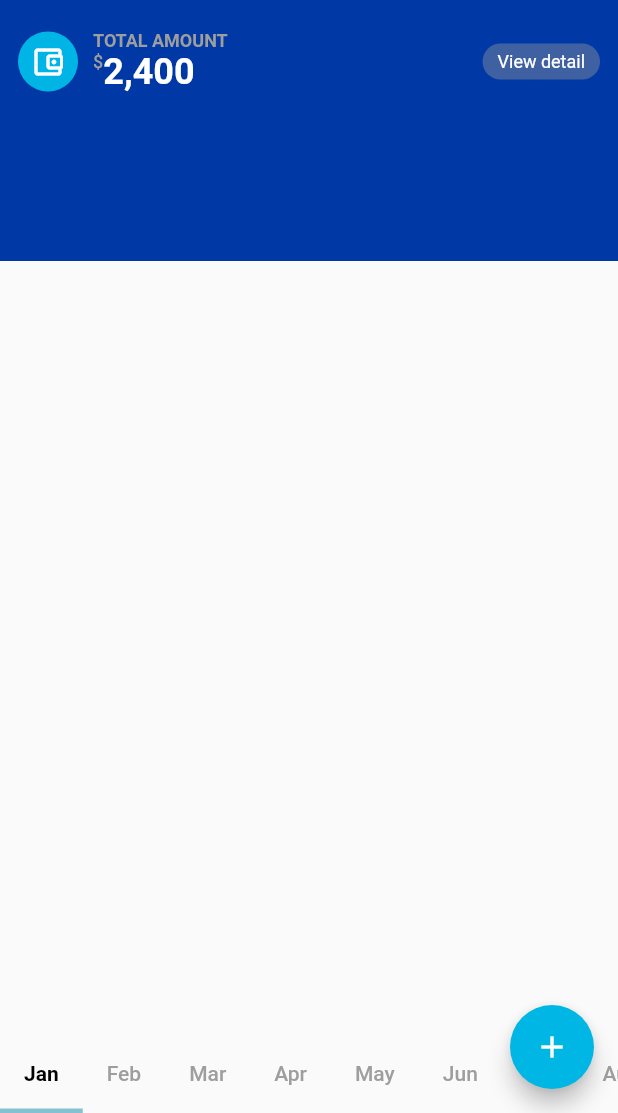
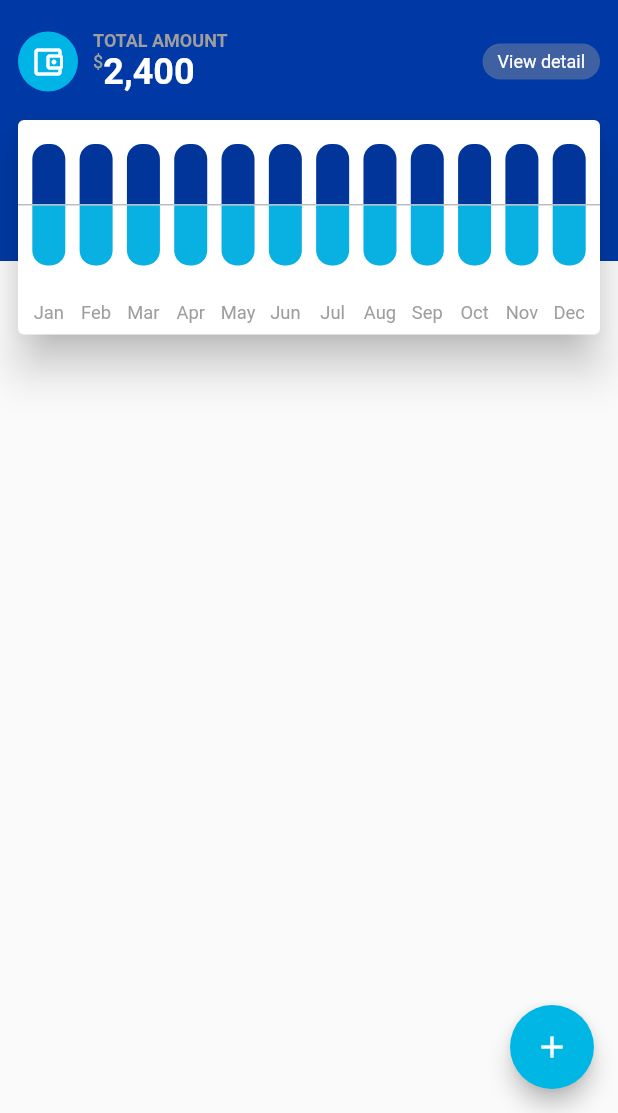
Before and after one commit to KubanychbekovT/cash_manager, a Flutter app: the screen it shows after launch, on a phone screen of 412 x 824 dp, the part 123-1236 px from its top. Run offline on Flutter 3.47's test engine with Material 2 defaults, Android fonts, the phone set to English and light mode, and no system bars.

Commit message:
fit(ui): add income_expense_page

```diff
--- a/lib/presentation/transaction/transaction_page.dart
+++ b/lib/presentation/transaction/transaction_page.dart
@@ -1,5 +1,6 @@
 import 'package:cash_manager/presentation/core/widgets/custom_scaffold.dart';
-import 'package:cash_manager/presentation/expense/expense_page.dart';
+import 'package:cash_manager/presentation/transaction/expense/expense_page.dart';
+import 'package:cash_manager/presentation/transaction/widgets/income_expense_chart.dart';
 import 'package:flutter/material.dart';
 
 
@@ -173,32 +174,34 @@ class _TransactionPageState extends State<TransactionPage>
                           ),
                         ),
                       )),
-                  // Positioned(
-                  //     top: 150,
-                  //     right: 0,
-                  //     left: 0,
-                  //     child: Padding(
-                  //       padding: const EdgeInsets.all(8.0),
-                  //       child: IncomeExpenseChart(),
-                  //     )),
+
+                  Positioned(
+                      top: 150,
+                      right: 0,
+                      left: 0,
+                      child: Padding(
+                        padding: const EdgeInsets.all(8.0),
+                        child: IncomeExpenseChart(),
+                      )),
                 ],
               ),
             ),
-            SizedBox(
-                height: 50,
-                child: SingleChildScrollView(
-                    scrollDirection: Axis.horizontal,
-                    child: TabBar(
-                        indicatorColor: Color(0xff86c1d2),
-                        labelStyle: TextStyle(color: Colors.black,fontWeight: FontWeight.bold),
-                        unselectedLabelStyle: TextStyle(color: Colors.grey),
-                        indicatorSize: TabBarIndicatorSize.tab,
-                        indicatorWeight: 3.0,
-                        // Set the indicator weight
-                        onTap: (index) {},
-                        isScrollable: true,
-                        controller: _tabController,
-                        tabs: tabs))),
+
+            // SizedBox(
+            //     height: 50,
+            //     child: SingleChildScrollView(
+            //         scrollDirection: Axis.horizontal,
+            //         child: TabBar(
+            //             indicatorColor: Color(0xff86c1d2),
+            //             labelStyle: TextStyle(color: Colors.black,fontWeight: FontWeight.bold),
+            //             unselectedLabelStyle: TextStyle(color: Colors.grey),
+            //             indicatorSize: TabBarIndicatorSize.tab,
+            //             indicatorWeight: 3.0,
+            //             // Set the indicator weight
+            //             onTap: (index) {},
+            //             isScrollable: true,
+            //             controller: _tabController,
+            //             tabs: tabs))),
     ]));
 
   }
--- /dev/null
+++ b/lib/presentation/transaction/widgets/income_expense_chart.dart
@@ -0,0 +1,111 @@
+import 'dart:math';
+
+import 'package:flutter/material.dart';
+
+class IncomeExpenseChart extends StatelessWidget {
+  const IncomeExpenseChart({Key? key}) : super(key: key);
+
+  @override
+  Widget build(BuildContext context) {
+    return Card(
+      elevation: 12,
+      child: Column(
+        children: [
+          const SizedBox(height: 16),
+          _buildCandleRow(isIncome: false),
+          Container(color: Colors.grey[400], width: double.infinity, height: 1),
+          _buildCandleRow(isIncome: true),
+          const SizedBox(height: 16),
+          _buildMonthLabels(),
+        ],
+      ),
+    );
+  }
+
+  Widget _buildCandleRow({required bool isIncome}) {
+    return Row(
+      mainAxisAlignment: MainAxisAlignment.spaceEvenly,
+      children: [
+        for (int i = 0; i < chartMonths.length; i++)
+          _buildCandle(isIncome: isIncome, monthIndex: i),
+      ],
+    );
+  }
+
+  Widget _buildCandle({required bool isIncome, required int monthIndex}) {
+    final height = Random().nextInt(45) + 15.0;
+
+    return SizedBox(
+      width: 22,
+      height: height,
+      child: Container(
+        decoration: BoxDecoration(
+          color: _getBarColor(height, isIncome),
+          borderRadius: _getBorderRadius(isIncome),
+        ),
+      ),
+    );
+  }
+
+  BorderRadius _getBorderRadius(bool isIncome) {
+    if (isIncome) {
+      return const BorderRadius.only(
+        bottomLeft: Radius.circular(10),
+        bottomRight: Radius.circular(10),
+      );
+    } else {
+      return const BorderRadius.only(
+        topLeft: Radius.circular(10),
+        topRight: Radius.circular(10),
+      );
+    }
+  }
+
+  Color _getBarColor(double height, bool isIncome) {
+    if (height == 0) {
+      return isIncome ? Colors.grey[400]! : Colors.grey[700]!;
+    } else {
+      return isIncome ? const Color(0xff08b1e2) : const Color(0xff01359a);
+    }
+  }
+
+  Widget _buildMonthLabels() {
+    return Container(
+      height: 30,
+      child: Row(
+        mainAxisAlignment: MainAxisAlignment.spaceEvenly,
+        children: [
+          for (var value in chartMonths)
+            Container(
+              width: 22,
+              height: 14,
+              child: FittedBox(
+                fit: BoxFit.fitHeight,
+                child: Text(
+                  value,
+                  style: const TextStyle(color: Colors.grey),
+                ),
+              ),
+            ),
+        ],
+      ),
+    );
+  }
+}
+
+const chartMonths = ['Jan', 'Feb', 'Mar', 'Apr', 'May', 'Jun', 'Jul', 'Aug', 'Sep', 'Oct', 'Nov', 'Dec'];
+
+void main() {
+  runApp(
+    MaterialApp(
+      home: Scaffold(
+        appBar: AppBar(
+          title: Text('Income Expense Chart'),
+        ),
+        body: Center(
+          child: IncomeExpenseChart(),
+        ),
+      ),
+    ),
+  );
+}
--- a/pubspec.yaml
+++ b/pubspec.yaml
@@ -52,6 +52,7 @@ dependencies:
   flutter_localization: ^0.1.14
   rxdart: ^0.27.7
   get_it: ^7.6.4
+  fl_chart: ^0.64.0
 
 dev_dependencies:
   flutter_test:
```
Also changed, not shown: lib/application/expense/expense_actor/expense_actor_cubit.dart (added), lib/application/expense/expense_actor/expense_actor_state.dart (added), lib/presentation/transaction/expense/expense_page.dart (renamed from lib/presentation/expense/expense_page.dart), pubspec.lock.
